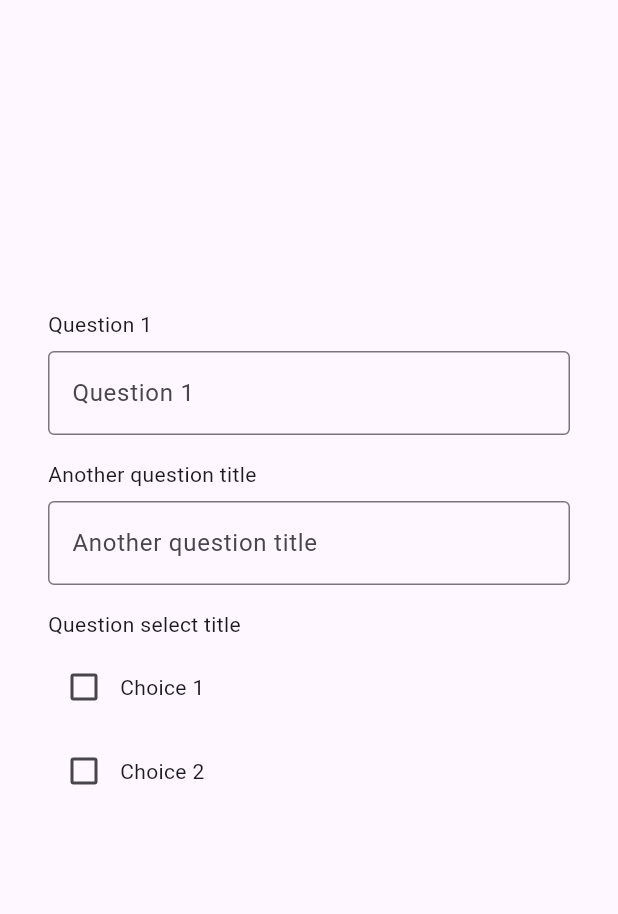
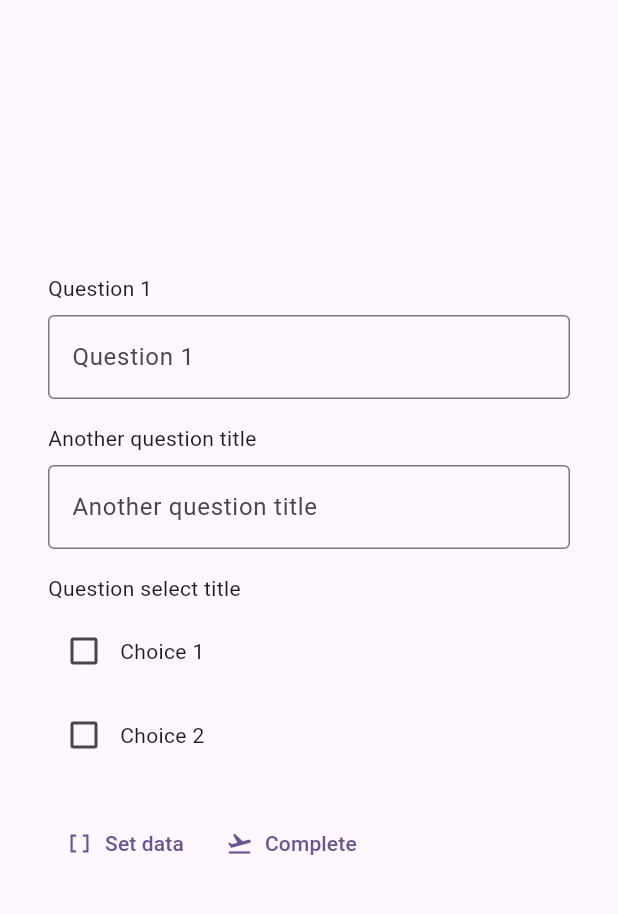
Before and after one commit to tsv2013/surveyjs-flutter-example, a Flutter app: the screen it shows after launch, on a phone screen of 412 x 824 dp, the part 84-998 px from its top. Run offline on Flutter 3.47's test engine with Material 3 defaults, Android fonts, the phone set to English and light mode, and no system bars.

Commit message:
Added question name property and started editing functionality

```diff
--- a/assets/survey.json
+++ b/assets/survey.json
@@ -3,14 +3,17 @@
     "elements": [
         {
             "type": "question",
+            "name": "question1",
             "title": "Question 1"
         },
         {
             "type": "question",
+            "name": "question2",
             "title": "Another question title"
         },
         {
             "type": "questionselect",
+            "name": "question3",
             "title": "Question select title",
             "choices": [
                 {"text": "Choice 1", "value": "item1"},
--- a/lib/src/questions/question.dart
+++ b/lib/src/questions/question.dart
@@ -1,3 +1,5 @@
+import 'dart:async';
+
 import 'package:flutter/material.dart';
 import '../survey_element.dart';
 
@@ -5,12 +7,21 @@ class Question extends SurveyElement {
   static final description = {
     'type': 'question',
     'properties': [
+      'name',
       'title',
       'value',
     ]
   };
   Question([dynamic json, String? type])
       : super(json, type ?? Question.description['type'].toString());
+  dynamic get name {
+    return get('name');
+  }
+
+  set name(dynamic newName) {
+    set('name', newName);
+  }
+
   dynamic get value {
     return get('value');
   }
@@ -21,18 +32,29 @@ class Question extends SurveyElement {
 }
 
 class QuestionWidget extends StatelessWidget {
-  final SurveyElement surveyElement;
-  const QuestionWidget(this.surveyElement, {super.key});
+  final Question question;
+  const QuestionWidget(this.question, {super.key});
 
   // This widget is the root of your application.
   @override
   Widget build(BuildContext context) {
     return Column(
       children: [
-        TextFormField(
-            decoration: InputDecoration(
-                labelText: surveyElement.title ?? '',
-                border: const OutlineInputBorder()))
+        StreamBuilder(
+            stream:
+                (question.getChangesStream('value') as StreamController).stream,
+            initialData: question.value,
+            builder: (BuildContext context, AsyncSnapshot snapshot) {
+              var controller = TextEditingController();
+              controller.text =
+                  question.value != null ? question.value.toString() : "";
+              return TextFormField(
+                  controller: controller,
+                  onChanged: (value) => question.value = value,
+                  decoration: InputDecoration(
+                      labelText: question.title ?? '',
+                      border: const OutlineInputBorder()));
+            })
       ],
     );
   }
--- a/lib/src/questions/question_select.dart
+++ b/lib/src/questions/question_select.dart
@@ -1,3 +1,5 @@
+import 'dart:async';
+
 import 'package:flutter/material.dart';
 import './item_value.dart';
 import './question.dart';
@@ -6,6 +8,7 @@ class QuestionSelect extends Question {
   static final description = {
     'type': 'questionselect',
     'properties': [
+      'name',
       'title',
       'value',
       {"name": 'choices', "type": 'itemvalue[]'}
@@ -39,20 +42,30 @@ class QuestionSelectWidget extends StatelessWidget {
   // This widget is the root of your application.
   @override
   Widget build(BuildContext context) {
+    return StreamBuilder(
+        stream: (questionSelect.getChangesStream('value') as StreamController)
+            .stream,
+        initialData: questionSelect.value,
+        builder: (BuildContext context, AsyncSnapshot snapshot) {
           return Column(
             children: questionSelect.choices.map<Widget>((ItemValue itemValue) {
               return Padding(
                   padding: const EdgeInsets.fromLTRB(0, 0, 0, 8.0),
+                  // CheckboxListTile
                   child: Row(children: [
                     Checkbox(
                       tristate: true,
-                value: false,
-                onChanged: (bool? value) {},
+                      value: snapshot.data.toString() ==
+                          itemValue.value.toString(),
+                      onChanged: (bool? value) {
+                        questionSelect.value = itemValue.value;
+                      },
                     ),
                     Text(itemValue.text ?? '')
                   ]));
             }).toList(),
           );
+        });
   }
 }
 
--- a/lib/src/survey.dart
+++ b/lib/src/survey.dart
@@ -1,4 +1,5 @@
 import 'package:flutter/material.dart';
+import 'questions/question.dart';
 import 'survey_element.dart';
 import 'widget_factory.dart';
 
@@ -30,6 +31,16 @@ class Survey extends SurveyElement {
   set elements(List<SurveyElement> elementsValue) {
     set('elements', elementsValue);
   }
+
+  getData() {
+    var data = <String, dynamic>{};
+    for (var element in elements) {
+      if (element is Question && element.value != null) {
+        data[element.name] = element.value;
+      }
+    }
+    return data;
+  }
 }
 
 class SurveyWidget extends StatelessWidget {
@@ -38,10 +49,7 @@ class SurveyWidget extends StatelessWidget {
 
   @override
   Widget build(BuildContext context) {
-    return Padding(
-        padding: const EdgeInsets.all(32.0),
-        child: Column(
-          children: survey.elements.map<Widget>((SurveyElement element) {
+    var elements = survey.elements.map<Widget>((SurveyElement element) {
       return Padding(
           padding: const EdgeInsets.fromLTRB(0, 0, 0, 16.0),
           child: Column(children: [
@@ -50,7 +58,31 @@ class SurveyWidget extends StatelessWidget {
                 child: Row(children: [Text(element.title ?? '')])),
             WidgetFactory.create(element.type, [element])
           ]));
-          }).toList(),
-        ));
+    }).toList();
+    return Padding(
+        padding: const EdgeInsets.all(32.0),
+        child: Column(children: [
+          ...elements,
+          Row(
+            children: [
+              TextButton.icon(
+                onPressed: () {
+                  (survey.elements[0] as Question).value = "Test";
+                },
+                icon: const Icon(Icons.data_array),
+                label: const Text('Set data'),
+                iconAlignment: IconAlignment.start,
+              ),
+              TextButton.icon(
+                onPressed: () {
+                  var data = survey.getData();
+                },
+                icon: const Icon(Icons.flight_takeoff),
+                label: const Text('Complete'),
+                iconAlignment: IconAlignment.start,
+              )
+            ],
+          )
+        ]));
   }
 }
```
Lines whose indentation alone changed are shown as unchanged.
